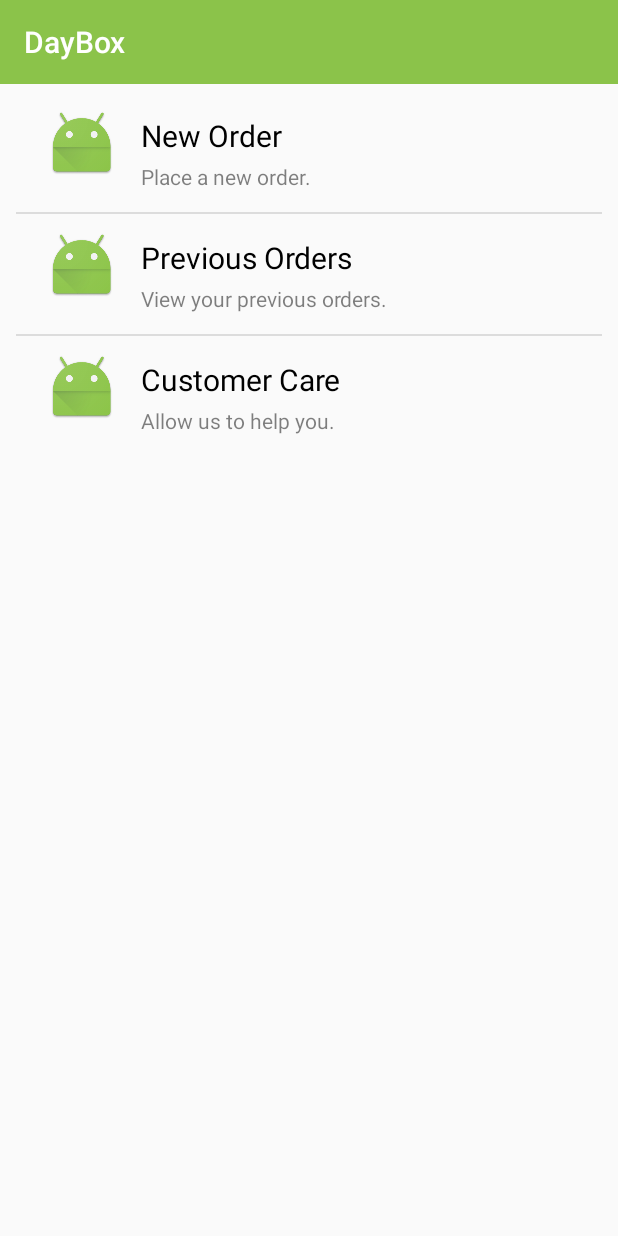
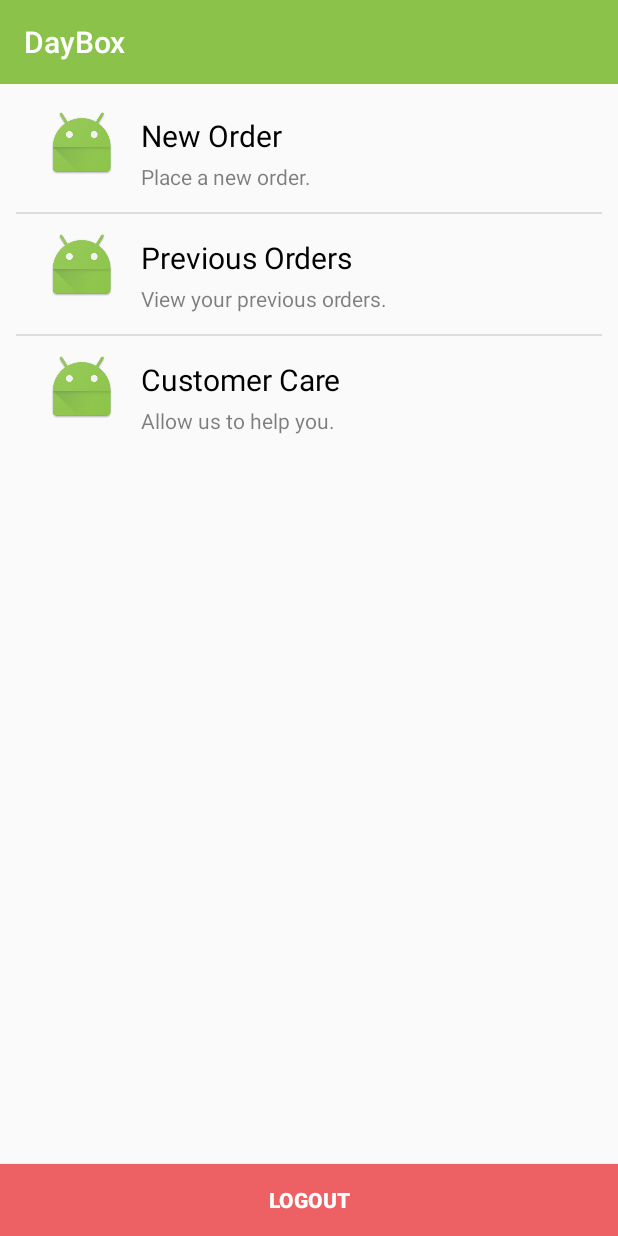
Before and after one commit to Harsh18894/Harsh, an Android app: the screen it shows after launch (DashboardActivity), on a phone screen of 412 x 824 dp. Run offline under Robolectric (Android 15) with nearby library versions, the phone set to English and light mode, and no system bars; our stand-ins replace ButterKnife; libraries missing offline, so code that uses them is left out: me.drakeet.materialdialog.

Commit message:
second commit

```diff
--- a/DayBox/app/src/main/java/in/daybox/activities/DashboardActivity.java
+++ b/DayBox/app/src/main/java/in/daybox/activities/DashboardActivity.java
@@ -1,6 +1,7 @@
 package in.daybox.activities;
 
 import android.content.Intent;
+import android.os.Build;
 import android.os.Bundle;
 import android.support.v7.app.AppCompatActivity;
 import android.support.v7.widget.Toolbar;
@@ -49,6 +50,13 @@ public class DashboardActivity extends AppCompatActivity {
         toolbar = (Toolbar) findViewById(R.id.dashboard_toolbar);
         setSupportActionBar(toolbar);
 
+
+        if (Build.VERSION.SDK_INT >= Build.VERSION_CODES.LOLLIPOP) {
+            btnLogout.setBackgroundResource(R.drawable.ripple_red);
+        }
+
+/*
+
         btnLogout.setOnClickListener(new View.OnClickListener() {
             @Override
             public void onClick(View v) {
@@ -58,9 +66,11 @@ public class DashboardActivity extends AppCompatActivity {
                         @Override
                         public void onClick(View v) {
                             mMaterialDialog.dismiss();
-               /*             LogoutAsyncTask logoutAsyncTask = new LogoutAsyncTask(getApplicationContext());
+               */
+/*             LogoutAsyncTask logoutAsyncTask = new LogoutAsyncTask(getApplicationContext());
                             logoutAsyncTask.execute();
-               */         }
+               *//*
+         }
                     });
 
                     mMaterialDialog.setNegativeButton("CANCEL", new View.OnClickListener() {
@@ -81,6 +91,7 @@ public class DashboardActivity extends AppCompatActivity {
                 }
             }
         });
+*/
 
 
         /*DashboardListAdapter dashboardListAdapter = new DashboardListAdapter(getApplicationContext(), getData());
--- /dev/null
+++ b/DayBox/app/src/main/res/drawable/ripple_red.xml
@@ -0,0 +1,9 @@
+<?xml version="1.0" encoding="utf-8"?>
+<ripple xmlns:android="http://schemas.android.com/apk/res/android"
+    android:color="@color/white_clicked">
+    <item android:id="@android:id/button1">
+        <shape android:shape="rectangle">
+            <solid android:color="@color/btn_logout" />
+        </shape>
+    </item>
+</ripple>
--- a/DayBox/app/src/main/res/layout/activity_dashboard.xml
+++ b/DayBox/app/src/main/res/layout/activity_dashboard.xml
@@ -1,5 +1,5 @@
 <?xml version="1.0" encoding="utf-8"?>
-<LinearLayout xmlns:android="http://schemas.android.com/apk/res/android"
+<RelativeLayout xmlns:android="http://schemas.android.com/apk/res/android"
     android:layout_width="match_parent"
     android:layout_height="match_parent"
     android:orientation="vertical">
@@ -12,10 +12,21 @@
         android:id="@+id/listDashboard"
         android:layout_width="fill_parent"
         android:layout_height="wrap_content"
+        android:layout_below="@+id/dashboard_toolbar"
         android:layout_marginLeft="5dp"
         android:layout_marginRight="5dp"
         android:padding="5dp">
 
     </ListView>
 
-</LinearLayout>
+    <Button
+        android:id="@+id/btnLogout"
+        android:layout_width="fill_parent"
+        android:layout_height="wrap_content"
+        android:layout_alignParentBottom="true"
+        android:background="@color/btn_logout"
+        android:text="@string/logout"
+        android:textColor="@color/white"
+        android:textStyle="bold"/>
+
+</RelativeLayout>
--- a/DayBox/app/src/main/res/layout/activity_new_order.xml
+++ b/DayBox/app/src/main/res/layout/activity_new_order.xml
@@ -13,14 +13,6 @@
 
     </ListView>
 
-    <Button
-        android:id="@+id/btnLogout"
-        android:layout_width="fill_parent"
-        android:layout_height="wrap_content"
-        android:layout_alignParentBottom="true"
-        android:background="#f44336"
-        android:text="@string/logout"
-        android:textColor="@color/white"
-        android:textStyle="bold"/>
+
 
 </RelativeLayout>
--- a/DayBox/app/src/main/res/values-v21/color.xml
+++ b/DayBox/app/src/main/res/values-v21/color.xml
@@ -20,7 +20,7 @@
     <color name="green_light">#b0d683</color>
     <color name="snack_bar_color">#f18080</color>
 
-    <color name="btn_logout_pressed">#ed6064</color>
+    <color name="btn_logout_pressed">#f44336</color>
     <color name="btn_logout">#ed6064</color>
 
     <color name="black_steel">#080706</color>
--- a/DayBox/app/src/main/res/values/color.xml
+++ b/DayBox/app/src/main/res/values/color.xml
@@ -15,7 +15,7 @@
     <color name="strip_color">#ff5252</color>
     <color name="tab_dark">#649130</color>
     <color name="btn_logout_pressed">#ed6064</color>
-    <color name="btn_logout">#f0777a</color>
+    <color name="btn_logout">#f44336</color>
     <color name="white_clicked">#eeeeee</color>
     <color name="dirty_white">#C0C0C0</color>
 
```
